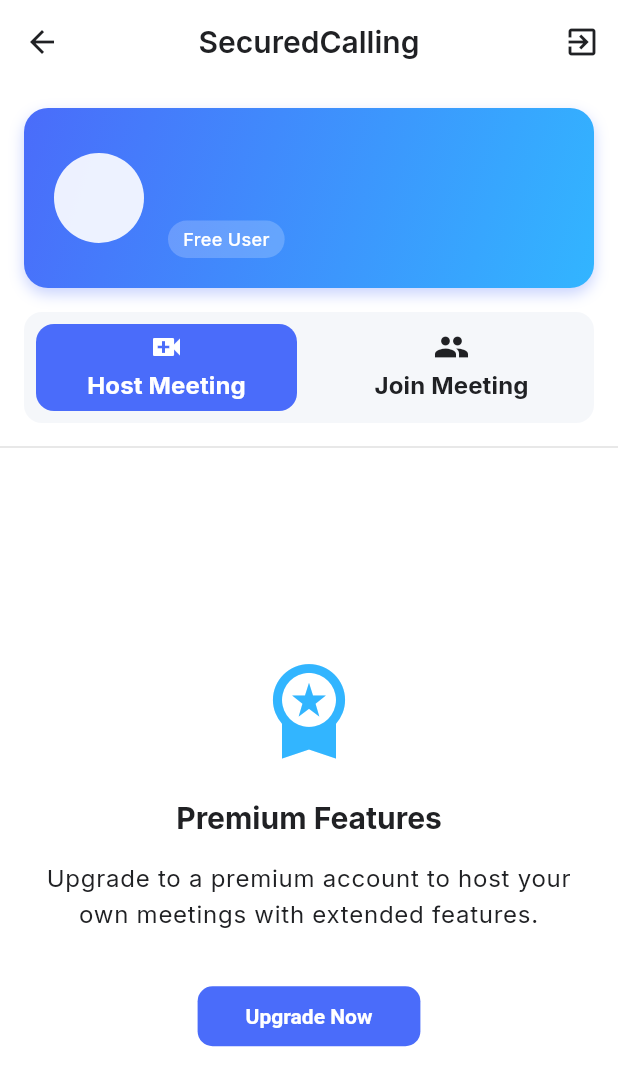
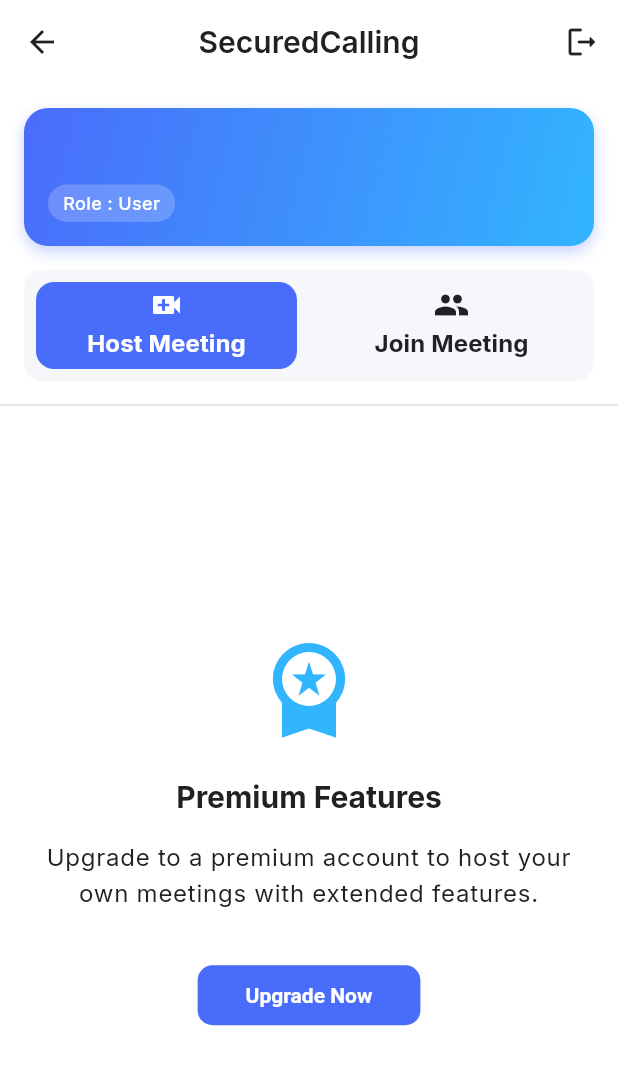
Before and after one commit to Abhishek00p/secured_agora_calling_app, a Flutter app: the HomeScreen screen opened by its route, on a phone screen of 412 x 824 dp. Shown: the top 1086 px of the screen. Run offline on Flutter 3.47's test engine with Material 3 defaults, Android fonts, the light colour scheme and no system bars; our stand-ins replace audioplayers, cloud_firestore, firebase_auth, firebase_core, get, google_fonts and 2 more; missing offline and left inert: agora_rtc_engine; accounts and stored records are empty.

Commit message:
refined memeber add flow and user detail card

```diff
--- a/lib/core/models/app_user_model.dart
+++ b/lib/core/models/app_user_model.dart
@@ -1,4 +1,6 @@
 import 'package:cloud_firestore/cloud_firestore.dart';
+import 'package:secured_calling/core/extensions/app_string_extension.dart';
+import 'package:secured_calling/core/extensions/date_time_extension.dart';
 
 class AppUser {
   final int userId;
@@ -9,6 +11,7 @@ class AppUser {
   final DateTime createdAt;
   final Subscription subscription;
   final String memberCode;
+  final String? planExpiryDate;
 
   AppUser({
     this.name = '',
@@ -17,6 +20,7 @@ class AppUser {
     this.firebaseUserId = '',
     this.isMember = false,
     this.memberCode = '',
+    this.planExpiryDate,
     DateTime? createdAt,
     Subscription? subscription,
   }) : createdAt = createdAt ?? DateTime.fromMillisecondsSinceEpoch(0),
@@ -37,6 +41,7 @@ class AppUser {
               ? DateTime.parse(json['createdAt'])
               : (json['createdAt'] as Timestamp?)?.toDate(),
       subscription: Subscription.fromJson(json['subscription']),
+      planExpiryDate: json['planExpiryDate']==null ||  json['planExpiryDate'].toString().trim().isEmpty? null: json['planExpiryDate'].toString().toDateTime.formatDate,
     );
   }
 
@@ -50,6 +55,7 @@ class AppUser {
       'userId': userId,
       'firebaseUserId': firebaseUserId,
       'memberCode': memberCode,
+      'planExpiryDate': planExpiryDate,
     };
   }
 
--- a/lib/core/models/member_model.dart
+++ b/lib/core/models/member_model.dart
@@ -9,6 +9,7 @@ class Member {
   bool isActive;
   int totalUsers;
   String memberCode;
+  int maxParticipantsAllowed;
   Member({
     required this.id,
     required this.name,
@@ -18,6 +19,7 @@ class Member {
     required this.isActive,
     required this.totalUsers,
     this.memberCode = '',
+    this.maxParticipantsAllowed = 0,
   });
 
   factory Member.fromMap(String id, Map<String, dynamic> data) {
@@ -30,6 +32,7 @@ class Member {
       isActive: data['isActive'],
       totalUsers: data['totalUsers'],
       memberCode: data['memberCode'] ?? '',
+      maxParticipantsAllowed: data['maxParticipantsAllowed'] ?? 0,
 
     );
   }
@@ -43,8 +46,24 @@ class Member {
       'isActive': isActive,
       'totalUsers': totalUsers,
       'memberCode': memberCode,
+      'maxParticipantsAllowed': maxParticipantsAllowed,
     };
   }
 
   DateTime get expiryDate => purchaseDate.add(Duration(days: planDays));
+
+  bool get isEmpty => name.isEmpty && email.isEmpty;
+  bool get isNotEmpty => !isEmpty;
+
+  static Future<Member> toEmpty() {
+    return Future.value(Member(
+      id: '',
+      name: '',
+      email: '',
+      purchaseDate: DateTime.fromMillisecondsSinceEpoch(0),
+      planDays: 0,
+      isActive: false,
+      totalUsers: 0,
+    ));
+  }
 }
--- a/lib/features/home/views/home_screen.dart
+++ b/lib/features/home/views/home_screen.dart
@@ -1,3 +1,6 @@
+import 'package:flutter/services.dart';
+import 'package:secured_calling/core/extensions/app_int_extension.dart';
+import 'package:secured_calling/core/extensions/app_string_extension.dart';
 import 'package:secured_calling/core/extensions/date_time_extension.dart';
 import 'package:secured_calling/core/routes/app_router.dart';
 import 'package:secured_calling/core/services/app_firebase_service.dart';
@@ -44,14 +47,37 @@ class _HomeScreenState extends State<HomeScreen>
         title: const Text('SecuredCalling'),
 
         actions: [
-          IconButton(
-            icon: const Icon(Icons.exit_to_app),
-            onPressed: () async {
+          PopupMenuButton<String>(
+            offset: Offset(0, 50),
+            icon: const Icon(
+              Icons.logout_rounded,
+            ), // You can use Icons.exit_to_app if preferred
+            onSelected: (value) async {
+              if (value == 'sign_out') {
                 if (await AppLocalStorage.signOut(context)) {
-                Navigator.pushReplacementNamed(context, AppRouter.welcomeRoute);
+                  Navigator.pushReplacementNamed(
+                    context,
+                    AppRouter.welcomeRoute,
+                  );
+                }
               }
             },
-            tooltip: 'Sign Out',
+            itemBuilder:
+                (BuildContext context) => <PopupMenuEntry<String>>[
+                  PopupMenuItem<String>(
+                    value: 'sign_out',
+                    padding: EdgeInsets.zero,
+                    child: Row(
+                      mainAxisSize: MainAxisSize.min,
+                      children: [
+                        8.w,
+                        Text('Sign Out'),
+                        10.w,
+                        const Icon(Icons.logout_rounded, color: Colors.red),
+                      ],
+                    ),
+                  ),
+                ],
           ),
         ],
         leading:
@@ -76,7 +102,8 @@ class _HomeScreenState extends State<HomeScreen>
                       );
                     }
                   },
-                    tooltip: user.email.contains('flutter')
+                  tooltip:
+                      user.email.contains('flutter')
                           ? 'Admin Section'
                           : 'View Associated Users',
                 ),
@@ -87,7 +114,7 @@ class _HomeScreenState extends State<HomeScreen>
           // User profile card
           Container(
             width: double.infinity,
-            padding: const EdgeInsets.all(20),
+            padding: const EdgeInsets.all(16),
             margin: const EdgeInsets.all(16),
             decoration: BoxDecoration(
               gradient: AppTheme.primaryGradient,
@@ -102,30 +129,10 @@ class _HomeScreenState extends State<HomeScreen>
             ),
             child: Column(
               crossAxisAlignment: CrossAxisAlignment.start,
-              children: [
-                Row(
-                  children: [
-                    CircleAvatar(
-                      radius: 30,
-                      backgroundColor: Colors.white.withOpacity(0.9),
-                      child: Text(
-                        user.name.isEmpty
-                            ? ''
-                            : user.name.substring(0, 1).toUpperCase(),
-                        style: const TextStyle(
-                          fontSize: 26,
-                          fontWeight: FontWeight.bold,
-                          color: AppTheme.primaryColor,
-                        ),
-                      ),
-                    ),
-                    const SizedBox(width: 16),
-                    Expanded(
-                      child: Column(
-                        crossAxisAlignment: CrossAxisAlignment.start,
+              mainAxisSize: MainAxisSize.min,
               children: [
                 Text(
-                            user.name,
+                  user.name.sentenceCase,
                   style: const TextStyle(
                     color: Colors.white,
                     fontWeight: FontWeight.bold,
@@ -133,13 +140,45 @@ class _HomeScreenState extends State<HomeScreen>
                   ),
                 ),
                 const SizedBox(height: 4),
+                if (user.isMember && user.memberCode.isNotEmpty) ...[
+                  Row(
+                    mainAxisSize: MainAxisSize.min,
+                    children: [
                       Text(
-                            user.email,
-                            style: TextStyle(
-                              color: Colors.white.withOpacity(0.9),
-                              fontSize: 14,
+                        'Code: ${user.memberCode}',
+                        style: const TextStyle(
+                          color: Colors.white,
+                          fontWeight: FontWeight.w700,
+                          fontSize: 16,
                         ),
                       ),
+                      4.w,
+                      IconButton(
+                        icon: const Icon(
+                          Icons.copy,
+                          color: Colors.white,
+                          size: 14,
+                        ),
+                        padding: EdgeInsets.zero,
+
+                        onPressed: () {
+                          // Copy member code to clipboard
+                          Clipboard.setData(
+                            ClipboardData(text: user.memberCode),
+                          );
+                          ScaffoldMessenger.of(context).showSnackBar(
+                            const SnackBar(
+                              duration: Duration(seconds: 2),
+                              behavior: SnackBarBehavior.floating,
+                              content: Text('Member code copied!'),
+                            ),
+                          );
+                        },
+                      ),
+                    ],
+                  ),
+                ],
+
                 const SizedBox(height: 6),
                 Container(
                   padding: const EdgeInsets.symmetric(
@@ -151,7 +190,7 @@ class _HomeScreenState extends State<HomeScreen>
                     borderRadius: BorderRadius.circular(20),
                   ),
                   child: Text(
-                              user.isMember ? 'Premium Member' : 'Free User',
+                    'Role : ${user.isMember ? 'Member' : 'User'}',
                     style: const TextStyle(
                       color: Colors.white,
                       fontWeight: FontWeight.w500,
@@ -159,72 +198,55 @@ class _HomeScreenState extends State<HomeScreen>
                     ),
                   ),
                 ),
-                          if (user.isMember && user.memberCode.isNotEmpty) ...[
-                            const SizedBox(height: 6),
+
+                if (user.isMember && !user.subscription.isEmpty) ...[
+                  const SizedBox(height: 8),
+                  Row(
+                    mainAxisAlignment: MainAxisAlignment.spaceBetween,
+                    children: [
                       Container(
                         padding: const EdgeInsets.symmetric(
-                                horizontal: 10,
-                                vertical: 4,
+                          horizontal: 12,
+                          vertical: 8,
                         ),
-                              decoration: BoxDecoration(
-                                color: Colors.white.withOpacity(0.2),
-                                borderRadius: BorderRadius.circular(20),
-                              ),
-                              child: Row(
-                                mainAxisSize: MainAxisSize.min,
-                                children: [
-                                  const Icon(
-                                    Icons.key,
-                                    color: Colors.white,
-                                    size: 14,
-                                  ),
-                                  const SizedBox(width: 4),
-                                  Text(
-                                    'Code: ${user.memberCode}',
-                                    style: const TextStyle(
-                                      color: Colors.white,
-                                      fontWeight: FontWeight.w500,
-                                      fontSize: 12,
-                                    ),
-                                  ),
-                                ],
-                              ),
-                            ),
-                          ],
-                        ],
-                      ),
-                    ),
-                  ],
-                ),
-                if (user.isMember && !user.subscription.isEmpty) ...[
-                  const SizedBox(height: 16),
-                  Container(
-                    padding: const EdgeInsets.all(12),
                         decoration: BoxDecoration(
                           color: Colors.white.withOpacity(0.15),
                           borderRadius: BorderRadius.circular(12),
                         ),
-                    child: RichText(
-                      textAlign: TextAlign.center,
-                      text: TextSpan(
+                        child: Text(
+                          'Expires On : ${user.subscription.expiryDate.formatDate}',
                           style: const TextStyle(
+                            fontWeight: FontWeight.bold,
                             color: Colors.white,
-                          fontSize: 14,
+                            fontSize: 8,
+                          ),
+                        ),
                       ),
 
-                        children: [
-                          const TextSpan(
-                            text: 'Subscription Status: ',
-                            style: TextStyle(fontWeight: FontWeight.w500),
+                      Container(
+                        padding: const EdgeInsets.symmetric(
+                          horizontal: 12,
+                          vertical: 4,
                         ),
-                          TextSpan(
-                            text:
-                                'Active until ${user.subscription.expiryDate.formatDateTime}',
-                            style: const TextStyle(fontWeight: FontWeight.bold),
+                        decoration: BoxDecoration(
+                          color: Colors.white,
+                          borderRadius: BorderRadius.circular(12),
+                        ),
+                        child: Text(
+                          user.subscription.expiryDate.differenceInDays < 0
+                              ? 'Days Left : ${-user.subscription.expiryDate.differenceInDays}'
+                              : user.subscription.expiryDate.differenceInDays ==
+                                  0
+                              ? 'Expiring Today'
+                              : 'Expired',
+                          style: const TextStyle(
+                            color: AppTheme.primaryColor,
+                            fontSize: 8,
+                            fontWeight: FontWeight.bold,
+                          ),
+                        ),
                       ),
                     ],
-                      ),
-                    ),
                   ),
                 ],
               ],
--- a/lib/widgets/app_text_form_widget.dart
+++ b/lib/widgets/app_text_form_widget.dart
@@ -28,7 +28,9 @@ class AppTextFormField extends StatelessWidget {
   Widget build(BuildContext context) {
     return TextFormField(
       controller: controller,
+
       decoration: InputDecoration(
+        isDense: true,
         labelText: labelText,
         prefixIcon: Icon(prefixIcon),
         suffixIcon: suffixIcon != null
```
Also changed, not shown: lib/core/extensions/app_string_extension.dart (+12 -0 lines), lib/core/extensions/date_time_extension.dart (+13 -0 lines), lib/core/services/app_firebase_service.dart (+19 -0 lines), lib/features/admin/admin_home.dart (+12 -0 lines), lib/features/admin/member_form.dart (+77 -26 lines), lib/features/home/views/meeting_util_service.dart (+12 -7 lines), lib/widgets/app_text_container.dart (added, +69 -0 lines). Lines whose indentation alone changed are shown as unchanged.
